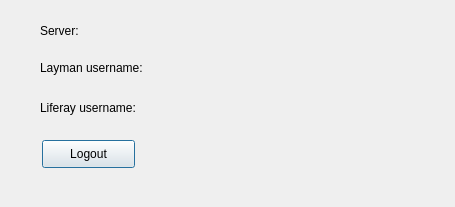
This is dlg_userInfo.ui in LESPROJEKT/qgis-layman-plugin as Qt 5 draws it before an edit. The edited form follows.
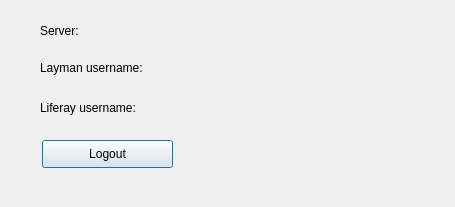
This is the edited form.

```diff
--- a/dlg_userInfo.ui
+++ b/dlg_userInfo.ui
@@ -85,7 +85,7 @@
     <rect>
      <x>42</x>
      <y>140</y>
-     <width>93</width>
+     <width>131</width>
      <height>28</height>
     </rect>
    </property>
```
